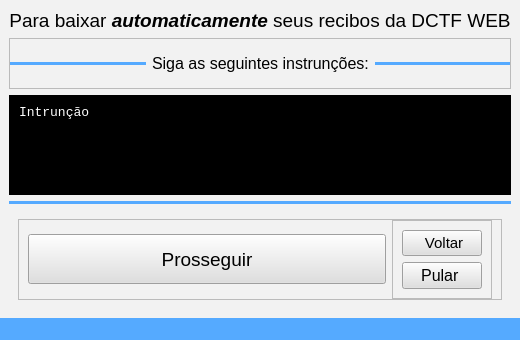
First picture: the form in src/ui/window_downloader-dctf.ui, repository Sl3nc/Downloader_DCTF, before the edit.
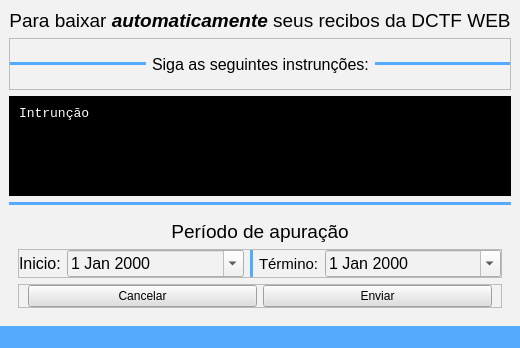
Second picture: the form after the edit. The open tabs and pages were chosen to show the change. Icons and pictures are not drawn.

```diff
--- a/src/ui/window_downloader-dctf.ui
+++ b/src/ui/window_downloader-dctf.ui
@@ -7,15 +7,9 @@
     <x>0</x>
     <y>0</y>
     <width>500</width>
-    <height>340</height>
+    <height>348</height>
    </rect>
   </property>
-  <property name="maximumSize">
-   <size>
-    <width>500</width>
-    <height>340</height>
-   </size>
-  </property>
   <property name="windowTitle">
    <string>Downloader DCTF WEB</string>
   </property>
@@ -277,6 +271,183 @@
         </item>
        </layout>
       </widget>
+      <widget class="QWidget" name="page">
+       <layout class="QVBoxLayout" name="verticalLayout_4">
+        <item>
+         <widget class="QLabel" name="label_2">
+          <property name="font">
+           <font>
+            <pointsize>14</pointsize>
+           </font>
+          </property>
+          <property name="text">
+           <string>Período de apuração</string>
+          </property>
+          <property name="alignment">
+           <set>Qt::AlignmentFlag::AlignCenter</set>
+          </property>
+         </widget>
+        </item>
+        <item>
+         <widget class="QFrame" name="frame_5">
+          <property name="font">
+           <font>
+            <pointsize>11</pointsize>
+           </font>
+          </property>
+          <property name="frameShape">
+           <enum>QFrame::Shape::StyledPanel</enum>
+          </property>
+          <property name="frameShadow">
+           <enum>QFrame::Shadow::Raised</enum>
+          </property>
+          <layout class="QHBoxLayout" name="horizontalLayout_5">
+           <property name="leftMargin">
+            <number>0</number>
+           </property>
+           <property name="topMargin">
+            <number>0</number>
+           </property>
+           <property name="rightMargin">
+            <number>0</number>
+           </property>
+           <property name="bottomMargin">
+            <number>0</number>
+           </property>
+           <item>
+            <widget class="QLabel" name="label_3">
+             <property name="sizePolicy">
+              <sizepolicy hsizetype="Maximum" vsizetype="Preferred">
+               <horstretch>0</horstretch>
+               <verstretch>0</verstretch>
+              </sizepolicy>
+             </property>
+             <property name="font">
+              <font>
+               <pointsize>12</pointsize>
+              </font>
+             </property>
+             <property name="text">
+              <string>Inicio:</string>
+             </property>
+            </widget>
+           </item>
+           <item>
+            <widget class="QDateEdit" name="dateEdit_2">
+             <property name="font">
+              <font>
+               <pointsize>12</pointsize>
+              </font>
+             </property>
+             <property name="calendarPopup">
+              <bool>true</bool>
+             </property>
+            </widget>
+           </item>
+           <item>
+            <widget class="Line" name="line_4">
+             <property name="minimumSize">
+              <size>
+               <width>3</width>
+               <height>0</height>
+              </size>
+             </property>
+             <property name="styleSheet">
+              <string notr="true">background-color: rgb(85, 170, 255);</string>
+             </property>
+             <property name="lineWidth">
+              <number>0</number>
+             </property>
+             <property name="orientation">
+              <enum>Qt::Orientation::Vertical</enum>
+             </property>
+            </widget>
+           </item>
+           <item>
+            <widget class="QLabel" name="label_4">
+             <property name="sizePolicy">
+              <sizepolicy hsizetype="Maximum" vsizetype="Preferred">
+               <horstretch>0</horstretch>
+               <verstretch>0</verstretch>
+              </sizepolicy>
+             </property>
+             <property name="font">
+              <font>
+               <pointsize>11</pointsize>
+              </font>
+             </property>
+             <property name="text">
+              <string>Término:</string>
+             </property>
+            </widget>
+           </item>
+           <item>
+            <widget class="QDateEdit" name="dateEdit_end">
+             <property name="font">
+              <font>
+               <pointsize>12</pointsize>
+              </font>
+             </property>
+             <property name="calendarPopup">
+              <bool>true</bool>
+             </property>
+            </widget>
+           </item>
+          </layout>
+         </widget>
+        </item>
+        <item>
+         <widget class="QFrame" name="frame_6">
+          <property name="frameShape">
+           <enum>QFrame::Shape::StyledPanel</enum>
+          </property>
+          <property name="frameShadow">
+           <enum>QFrame::Shadow::Raised</enum>
+          </property>
+          <layout class="QHBoxLayout" name="horizontalLayout_6">
+           <property name="leftMargin">
+            <number>9</number>
+           </property>
+           <property name="topMargin">
+            <number>0</number>
+           </property>
+           <property name="rightMargin">
+            <number>9</number>
+           </property>
+           <property name="bottomMargin">
+            <number>0</number>
+           </property>
+           <item>
+            <widget class="QPushButton" name="pushButton_cancel_date">
+             <property name="styleSheet">
+              <string notr="true">background-color: rgb(223, 223, 223);</string>
+             </property>
+             <property name="text">
+              <string>Cancelar</string>
+             </property>
+             <property name="icon">
+              <iconset theme="QIcon::ThemeIcon::ApplicationExit"/>
+             </property>
+            </widget>
+           </item>
+           <item>
+            <widget class="QPushButton" name="pushButton_send_date">
+             <property name="styleSheet">
+              <string notr="true">background-color: rgb(223, 223, 223);</string>
+             </property>
+             <property name="text">
+              <string>Enviar</string>
+             </property>
+             <property name="icon">
+              <iconset theme="QIcon::ThemeIcon::DocumentSend"/>
+             </property>
+            </widget>
+           </item>
+          </layout>
+         </widget>
+        </item>
+       </layout>
+      </widget>
       <widget class="QWidget" name="page_4">
        <layout class="QVBoxLayout" name="verticalLayout_2">
         <item>
```
Left out of the diff: 2 changed lines with no effect on the pictures.
